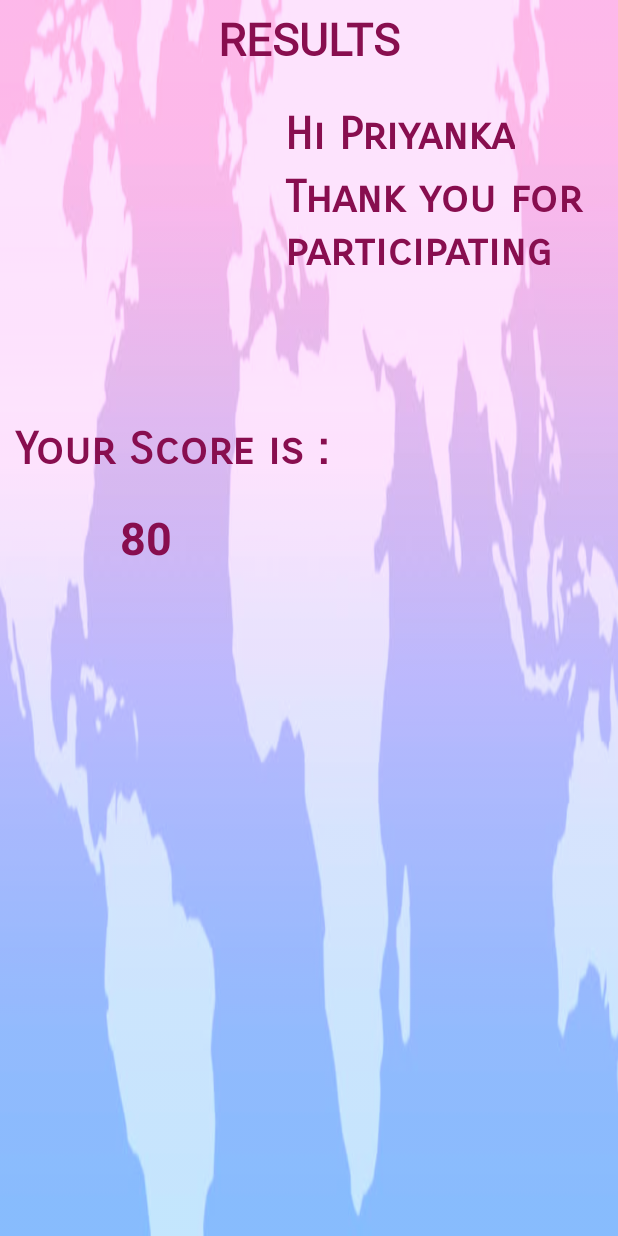
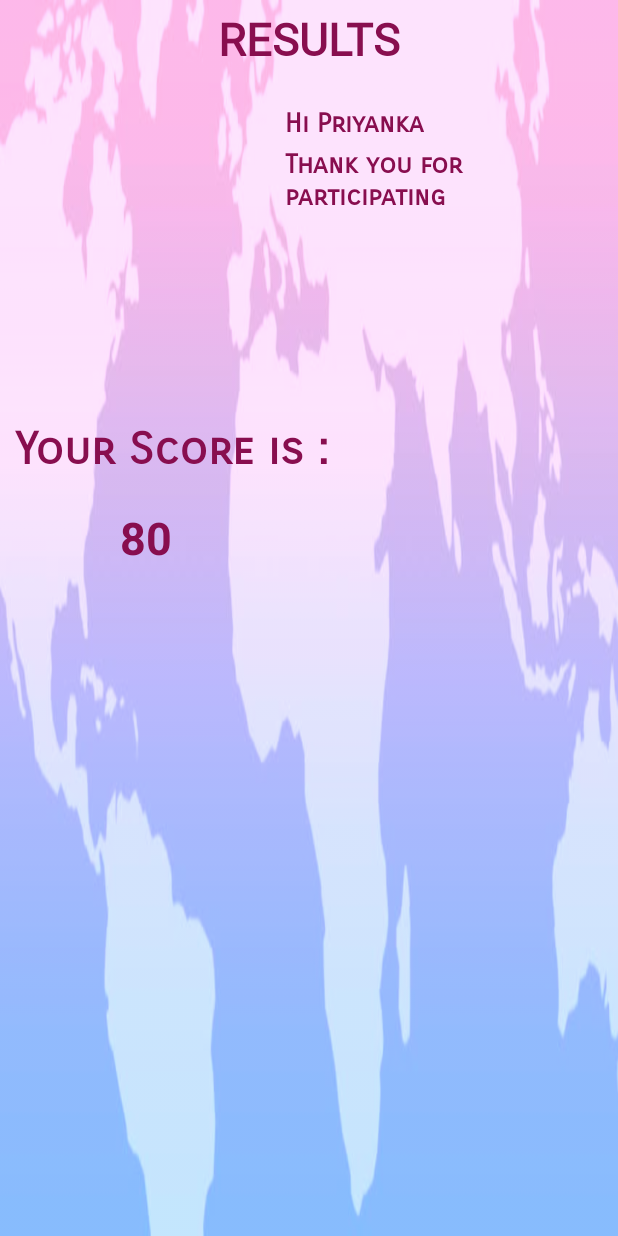
Before and after one commit to priyamayur/QuizApp, an Android app: the layout activity_submit.xml on its own in the app's theme, with its tools: preview values and no code run, on a phone screen of 412 x 824 dp. Run offline under Robolectric (Android 15) with nearby library versions, the light colour scheme and no system bars; plain views replace CircularProgressBar; Roboto replaces fonts that are not available here.

Commit message:
hard coded string removed string changed from large to normal

```diff
--- a/app/src/main/res/layout/activity_submit.xml
+++ b/app/src/main/res/layout/activity_submit.xml
@@ -73,7 +73,7 @@
                 android:text="@string/hi"
 
                 android:textStyle="bold"
-                android:textSize="@dimen/width20"
+                android:textSize="@dimen/width4"
                 android:layout_marginTop="@dimen/width12"
                 android:fontFamily="sans-serif-smallcaps"
                 android:layout_toRightOf="@id/progress_bar"
@@ -86,7 +86,7 @@
                 android:text="@string/comment"
 
                 android:textStyle="bold"
-                android:textSize="@dimen/width20"
+                android:textSize="@dimen/width4"
                 android:layout_marginTop="5dp"
                 android:fontFamily="sans-serif-smallcaps"
                 android:layout_below="@id/name"
```
